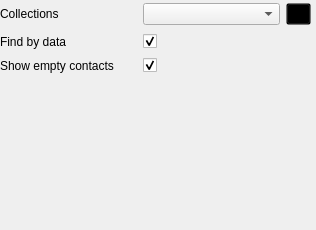
Before: the Qt Designer form contacts/config.ui in KDE/akonadi-google-applets, drawn with Qt 5.
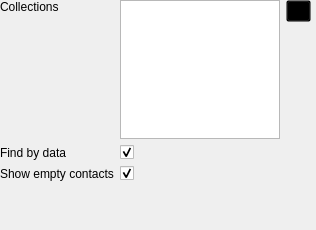
After: the same form once the commit is applied.

Commit message: Add support for more contacts collections

The edit to the form file:
```diff
--- a/contacts/config.ui
+++ b/contacts/config.ui
@@ -19,40 +19,24 @@
   <property name="windowTitle">
    <string>Configuration</string>
   </property>
-  <widget class="QWidget" name="">
+  <widget class="QWidget" name="layoutWidget">
    <property name="geometry">
     <rect>
      <x>0</x>
      <y>0</y>
      <width>311</width>
-     <height>76</height>
+     <height>181</height>
     </rect>
    </property>
    <layout class="QGridLayout" name="gridLayout">
-    <item row="0" column="0">
+    <item row="0" column="0" alignment="Qt::AlignLeft|Qt::AlignTop">
      <widget class="QLabel" name="label_4">
       <property name="text">
        <string>&lt;html&gt;&lt;head/&gt;&lt;body&gt;&lt;p&gt;Collections&lt;/p&gt;&lt;/body&gt;&lt;/html&gt;</string>
       </property>
      </widget>
     </item>
-    <item row="0" column="1">
-     <widget class="QComboBox" name="collectionBox">
-      <property name="layoutDirection">
-       <enum>Qt::LeftToRight</enum>
-      </property>
-      <property name="editable">
-       <bool>false</bool>
-      </property>
-      <property name="currentIndex">
-       <number>-1</number>
-      </property>
-      <property name="sizeAdjustPolicy">
-       <enum>QComboBox::AdjustToContentsOnFirstShow</enum>
-      </property>
-     </widget>
-    </item>
-    <item row="0" column="2">
+    <item row="0" column="2" alignment="Qt::AlignHCenter|Qt::AlignTop">
      <widget class="QPushButton" name="loadCollections">
       <property name="maximumSize">
        <size>
@@ -102,6 +86,9 @@
       </property>
      </widget>
     </item>
+    <item row="0" column="1">
+     <widget class="QListWidget" name="collectionsList"/>
+    </item>
    </layout>
   </widget>
  </widget>
```
The commit also changes 4 other files.
